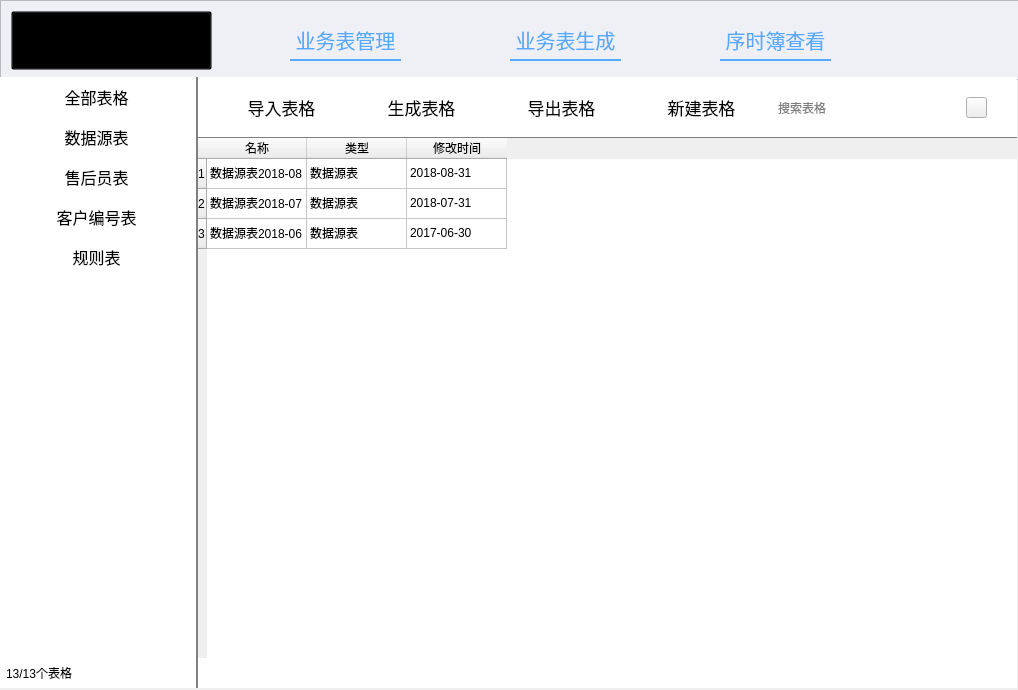
The window that manage_widget.ui (Excel-Plugin/CommissionERP) describes before a commit, drawn with Qt 5.
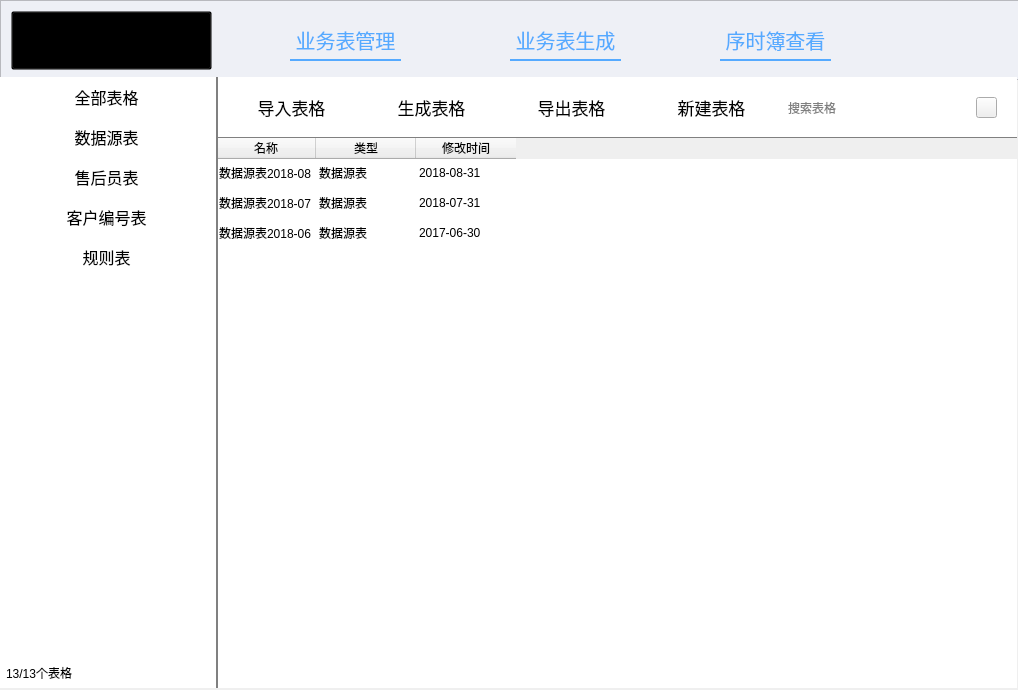
The same window after the commit. Icons and pictures are not drawn.

Commit message: 界面微调

Diff of the .ui file:
```diff
--- a/manage_widget.ui
+++ b/manage_widget.ui
@@ -36,7 +36,7 @@
       <rect>
        <x>0</x>
        <y>0</y>
-       <width>201</width>
+       <width>221</width>
        <height>291</height>
       </rect>
      </property>
@@ -94,7 +94,7 @@
     <widget class="Line" name="vline">
      <property name="geometry">
       <rect>
-       <x>200</x>
+       <x>220</x>
        <y>0</y>
        <width>16</width>
        <height>621</height>
@@ -115,7 +115,7 @@
       <rect>
        <x>10</x>
        <y>580</y>
-       <width>191</width>
+       <width>211</width>
        <height>31</height>
       </rect>
      </property>
@@ -128,7 +128,7 @@
       <rect>
        <x>1</x>
        <y>290</y>
-       <width>201</width>
+       <width>221</width>
        <height>291</height>
       </rect>
      </property>
@@ -146,7 +146,7 @@
     <widget class="QPushButton" name="generatePushButton_3">
      <property name="geometry">
       <rect>
-       <x>650</x>
+       <x>660</x>
        <y>10</y>
        <width>111</width>
        <height>41</height>
@@ -177,9 +177,9 @@
     <widget class="Line" name="hLine">
      <property name="geometry">
       <rect>
-       <x>200</x>
+       <x>220</x>
        <y>60</y>
-       <width>821</width>
+       <width>801</width>
        <height>31</height>
       </rect>
      </property>
@@ -195,7 +195,7 @@
     <widget class="QPushButton" name="importPushButton">
      <property name="geometry">
       <rect>
-       <x>230</x>
+       <x>240</x>
        <y>10</y>
        <width>111</width>
        <height>41</height>
@@ -223,7 +223,7 @@
     <widget class="QPushButton" name="generatePushButton_2">
      <property name="geometry">
       <rect>
-       <x>510</x>
+       <x>520</x>
        <y>10</y>
        <width>111</width>
        <height>41</height>
@@ -254,7 +254,7 @@
     <widget class="QPushButton" name="generatePushButton">
      <property name="geometry">
       <rect>
-       <x>370</x>
+       <x>380</x>
        <y>10</y>
        <width>111</width>
        <height>41</height>
@@ -285,7 +285,7 @@
     <widget class="QLineEdit" name="searchLineEdit">
      <property name="geometry">
       <rect>
-       <x>780</x>
+       <x>790</x>
        <y>10</y>
        <width>191</width>
        <height>41</height>
@@ -311,9 +311,9 @@
     <widget class="QTableWidget" name="tableWidget">
      <property name="geometry">
       <rect>
-       <x>200</x>
+       <x>220</x>
        <y>60</y>
-       <width>821</width>
+       <width>801</width>
        <height>521</height>
       </rect>
      </property>
@@ -322,6 +322,12 @@
 	border: 0px;
 }</string>
      </property>
+     <property name="gridStyle">
+      <enum>Qt::NoPen</enum>
+     </property>
+     <attribute name="verticalHeaderVisible">
+      <bool>false</bool>
+     </attribute>
      <row>
       <property name="text">
        <string>1</string>
@@ -401,7 +407,7 @@
     <widget class="QPushButton" name="searchPushButton">
      <property name="geometry">
       <rect>
-       <x>970</x>
+       <x>980</x>
        <y>20</y>
        <width>21</width>
        <height>21</height>
```
Left out of the diff: 2 changed lines with no effect on the pictures.
